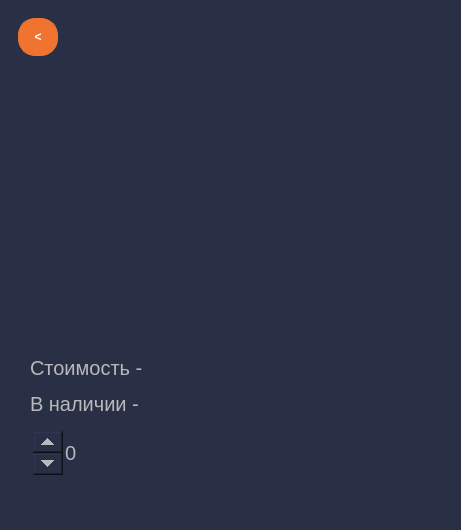
Above: src/mainwindow.ui from Yusup0/Ozis_Qt before the change. Below: the same form after it.
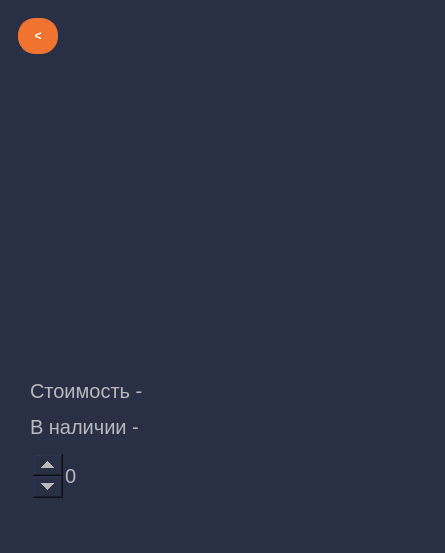
That is the form after the change. The open tabs and pages were chosen to show the change. Icons and pictures are not drawn.

What changed in the file:
```diff
--- a/src/mainwindow.ui
+++ b/src/mainwindow.ui
@@ -6,8 +6,8 @@
    <rect>
     <x>0</x>
     <y>0</y>
-    <width>461</width>
-    <height>530</height>
+    <width>445</width>
+    <height>553</height>
    </rect>
   </property>
   <property name="windowTitle">
@@ -710,8 +710,6 @@
       <widget class="QWidget" name="page_2">
        <layout class="QVBoxLayout" name="verticalLayout_23">
         <item>
-         <layout class="QHBoxLayout" name="horizontalLayout_24">
-          <item>
            <widget class="QPushButton" name="pushButton_25">
             <property name="maximumSize">
              <size>
@@ -725,23 +723,6 @@
            </widget>
           </item>
           <item>
-           <widget class="QLabel" name="label_19">
-            <property name="font">
-             <font>
-              <pointsize>25</pointsize>
-             </font>
-            </property>
-            <property name="text">
-             <string/>
-            </property>
-            <property name="alignment">
-             <set>Qt::AlignCenter</set>
-            </property>
-           </widget>
-          </item>
-         </layout>
-        </item>
-        <item>
          <widget class="QScrollArea" name="scrollArea_2">
           <property name="frameShape">
            <enum>QFrame::NoFrame</enum>
@@ -760,11 +741,11 @@
             <rect>
              <x>0</x>
              <y>0</y>
-             <width>425</width>
-             <height>403</height>
+             <width>409</width>
+             <height>428</height>
             </rect>
            </property>
-           <layout class="QVBoxLayout" name="verticalLayout_26" stretch="1,0,0,0,0,0">
+           <layout class="QVBoxLayout" name="verticalLayout_26" stretch="1,0,0,0,0,0,0">
             <property name="spacing">
              <number>12</number>
             </property>
@@ -793,6 +774,24 @@
               </property>
              </widget>
             </item>
+            <item>
+             <widget class="QLabel" name="label_19">
+              <property name="font">
+               <font>
+                <pointsize>20</pointsize>
+               </font>
+              </property>
+              <property name="text">
+               <string/>
+              </property>
+              <property name="alignment">
+               <set>Qt::AlignLeading|Qt::AlignLeft|Qt::AlignVCenter</set>
+              </property>
+              <property name="wordWrap">
+               <bool>true</bool>
+              </property>
+             </widget>
+            </item>
             <item>
              <widget class="QLabel" name="label_12">
               <property name="sizePolicy">
```
Left out of the diff: 38 changed lines with no effect on the pictures. Lines whose indentation alone changed are shown as unchanged.
